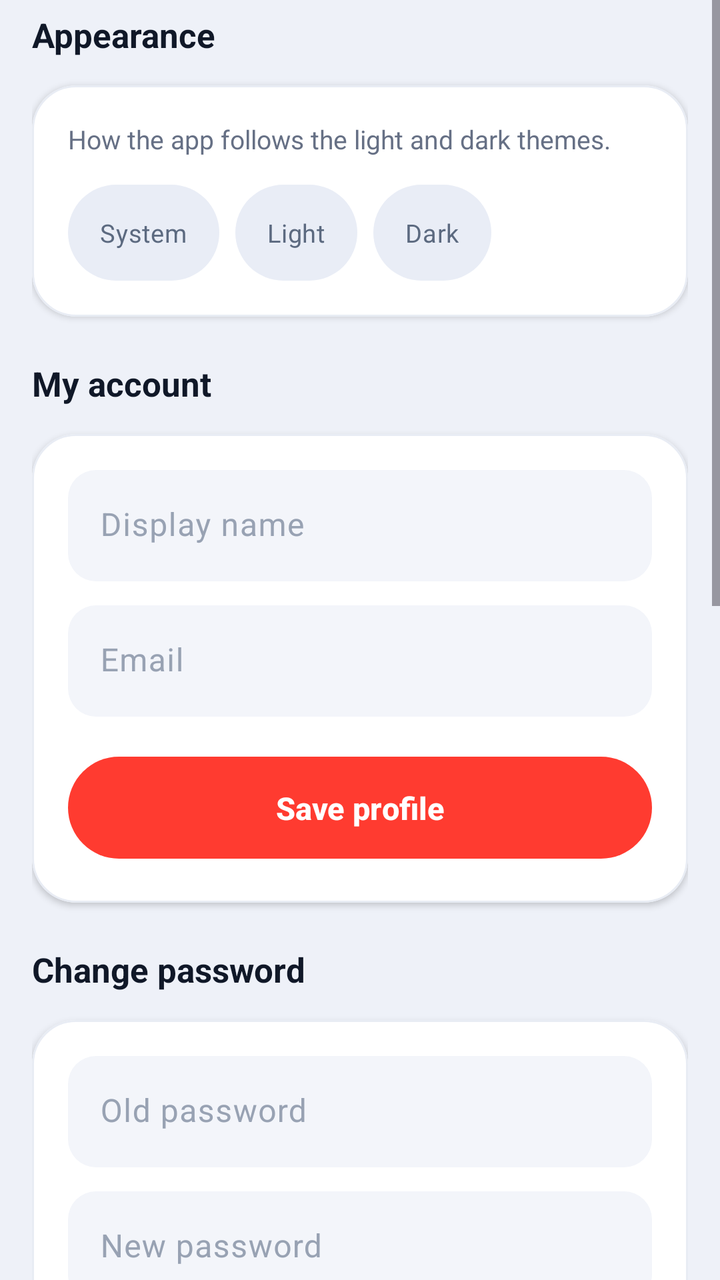
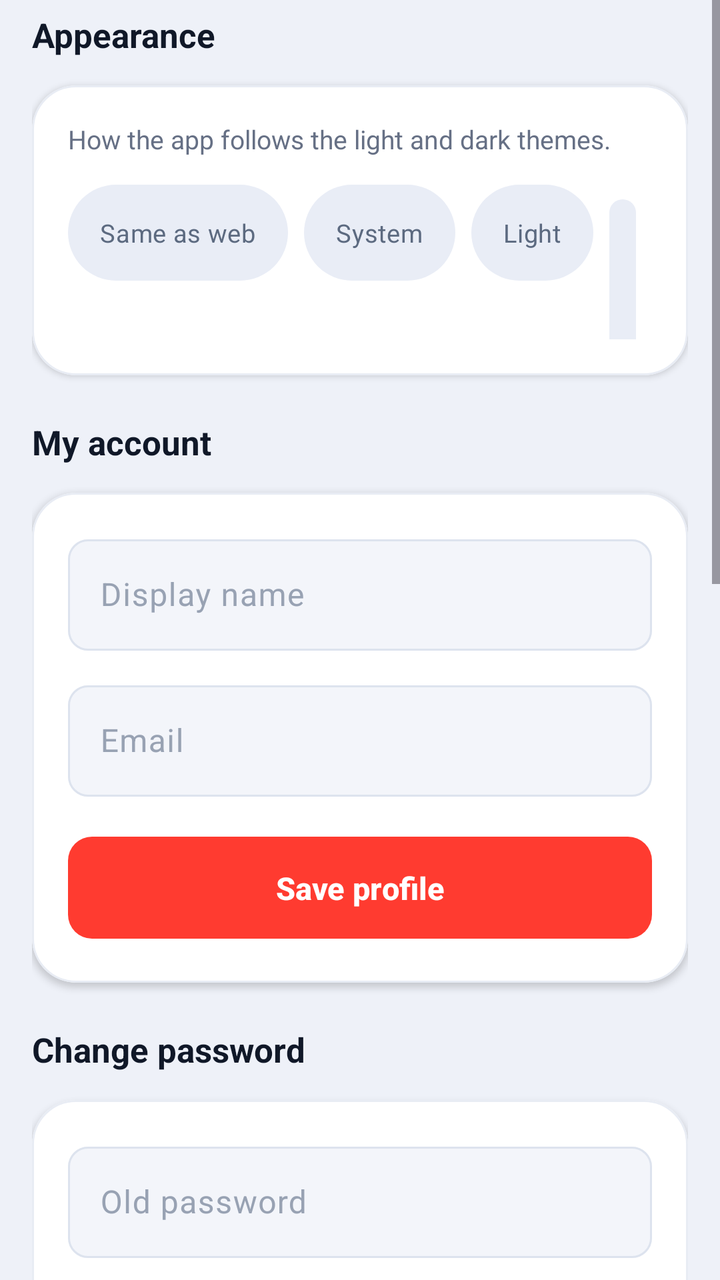

Screens rendered from an Android XML layout before and after an edit, with the pre-edit source and the edit as a unified diff.
<!-- AndroidManifest.xml: application theme Theme.ItGuyAssets -->
<!-- res/layout/fragment_settings.xml -->
<?xml version="1.0" encoding="utf-8"?>
<ScrollView xmlns:android="http://schemas.android.com/apk/res/android"
    xmlns:app="http://schemas.android.com/apk/res-auto"
    android:layout_width="match_parent"
    android:layout_height="match_parent"
    android:background="@color/page"
    android:clipToPadding="false">

    <LinearLayout
        android:layout_width="match_parent"
        android:layout_height="wrap_content"
        android:orientation="vertical"
        android:paddingStart="16dp"
        android:paddingEnd="16dp"
        android:paddingTop="6dp"
        android:paddingBottom="28dp">

        
        <TextView style="@style/TitleM" android:text="Appearance" />

        <com.google.android.material.card.MaterialCardView style="@style/Card">
            <LinearLayout
                android:layout_width="match_parent"
                android:layout_height="wrap_content"
                android:orientation="vertical"
                android:padding="18dp">

                <TextView
                    style="@style/BodySoft"
                    android:layout_width="match_parent"
                    android:text="How the app follows the light and dark themes." />

                <RadioGroup
                    android:id="@+id/themeGroup"
                    android:layout_width="wrap_content"
                    android:layout_height="wrap_content"
                    android:layout_marginTop="14dp"
                    android:orientation="horizontal">

                    <RadioButton
                        android:id="@+id/themeSystem"
                        style="@style/Pill"
                        android:button="@null"
                        android:text="System" />

                    <RadioButton
                        android:id="@+id/themeLight"
                        style="@style/Pill"
                        android:button="@null"
                        android:text="Light" />

                    <RadioButton
                        android:id="@+id/themeDark"
                        style="@style/Pill"
                        android:button="@null"
                        android:text="Dark" />
                </RadioGroup>
            </LinearLayout>
        </com.google.android.material.card.MaterialCardView>

        
        <TextView style="@style/TitleM" android:layout_marginTop="22dp" android:text="My account" />

        <com.google.android.material.card.MaterialCardView style="@style/Card">
            <LinearLayout
                android:layout_width="match_parent"
                android:layout_height="wrap_content"
                android:orientation="vertical"
                android:padding="18dp">

                <com.google.android.material.textfield.TextInputLayout
                    style="@style/Field"
                    android:layout_width="match_parent"
                    android:layout_height="wrap_content"
                    android:hint="Display name">
                    <com.google.android.material.textfield.TextInputEditText
                        android:id="@+id/displayInput"
                        android:layout_width="match_parent"
                        android:layout_height="wrap_content"
                        android:textColor="@color/text_strong" />
                </com.google.android.material.textfield.TextInputLayout>

                <com.google.android.material.textfield.TextInputLayout
                    style="@style/Field"
                    android:layout_width="match_parent"
                    android:layout_height="wrap_content"
                    android:layout_marginTop="12dp"
                    android:hint="Email">
                    <com.google.android.material.textfield.TextInputEditText
                        android:id="@+id/emailInput"
                        android:layout_width="match_parent"
                        android:layout_height="wrap_content"
                        android:inputType="textEmailAddress"
                        android:textColor="@color/text_strong" />
                </com.google.android.material.textfield.TextInputLayout>

                <com.google.android.material.button.MaterialButton
                    android:id="@+id/saveProfileBtn"
                    style="@style/ButtonPill"
                    android:layout_width="match_parent"
                    android:layout_height="wrap_content"
                    android:layout_marginTop="16dp"
                    android:text="Save profile" />
            </LinearLayout>
        </com.google.android.material.card.MaterialCardView>

        
        <TextView style="@style/TitleM" android:layout_marginTop="22dp" android:text="Change password" />

        <com.google.android.material.card.MaterialCardView style="@style/Card">
            <LinearLayout
                android:layout_width="match_parent"
                android:layout_height="wrap_content"
                android:orientation="vertical"
                android:padding="18dp">

                <com.google.android.material.textfield.TextInputLayout
                    style="@style/Field"
                    android:layout_width="match_parent"
                    android:layout_height="wrap_content"
                    android:hint="Old password">
                    <com.google.android.material.textfield.TextInputEditText
                        android:id="@+id/oldPassInput"
                        android:layout_width="match_parent"
                        android:layout_height="wrap_content"
                        android:inputType="textPassword"
                        android:textColor="@color/text_strong" />
                </com.google.android.material.textfield.TextInputLayout>

                <com.google.android.material.textfield.TextInputLayout
                    style="@style/Field"
                    android:layout_width="match_parent"
                    android:layout_height="wrap_content"
                    android:layout_marginTop="12dp"
                    android:hint="New password">
                    <com.google.android.material.textfield.TextInputEditText
                        android:id="@+id/newPassInput"
                        android:layout_width="match_parent"
                        android:layout_height="wrap_content"
                        android:inputType="textPassword"
                        android:textColor="@color/text_strong" />
                </com.google.android.material.textfield.TextInputLayout>

                <com.google.android.material.button.MaterialButton
                    android:id="@+id/changePassBtn"
                    style="@style/ButtonPillQuiet"
                    android:layout_width="match_parent"
                    android:layout_height="wrap_content"
                    android:layout_marginTop="16dp"
                    android:text="Update password" />
            </LinearLayout>
        </com.google.android.material.card.MaterialCardView>

        <TextView
            android:id="@+id/settingsMsg"
            android:layout_width="match_parent"
            android:layout_height="wrap_content"
            android:layout_marginTop="12dp"
            android:background="@drawable/card_soft"
            android:padding="12dp"
            android:textColor="@color/accent"
            android:textSize="13sp"
            android:visibility="gone" />

        
        <TextView style="@style/TitleM" android:layout_marginTop="22dp" android:text="Offline &amp; sync" />

        <com.google.android.material.card.MaterialCardView style="@style/Card">
            <LinearLayout
                android:layout_width="match_parent"
                android:layout_height="wrap_content"
                android:orientation="vertical"
                android:padding="18dp">

                <TextView
                    android:id="@+id/syncStatus"
                    android:layout_width="match_parent"
                    android:layout_height="wrap_content"
                    android:text="All changes synced"
                    android:textColor="@color/text_soft"
                    android:textSize="13sp" />

                <LinearLayout
                    android:layout_width="match_parent"
                    android:layout_height="wrap_content"
                    android:layout_marginTop="14dp"
                    android:orientation="horizontal">

                    <com.google.android.material.button.MaterialButton
                        android:id="@+id/syncNowBtn"
                        style="@style/ButtonPill"
                        android:layout_width="0dp"
                        android:layout_weight="1"
                        android:layout_height="wrap_content"
                        android:text="Sync now" />

                    <com.google.android.material.button.MaterialButton
                        android:id="@+id/exportXmlBtn"
                        style="@style/ButtonPillQuiet"
                        android:layout_width="0dp"
                        android:layout_weight="1"
                        android:layout_height="wrap_content"
                        android:layout_marginStart="10dp"
                        android:text="Export XML" />
                </LinearLayout>
            </LinearLayout>
        </com.google.android.material.card.MaterialCardView>

        
        <TextView style="@style/TitleM" android:layout_marginTop="22dp" android:text="App updates" />

        <com.google.android.material.card.MaterialCardView style="@style/Card">
            <LinearLayout
                android:layout_width="match_parent"
                android:layout_height="wrap_content"
                android:orientation="vertical"
                android:padding="18dp">

                <TextView
                    android:id="@+id/versionText"
                    android:layout_width="match_parent"
                    android:layout_height="wrap_content"
                    android:text="Version"
                    android:textColor="@color/text_soft"
                    android:textSize="13sp" />

                
                <TextView
                    android:id="@+id/updateStatus"
                    android:layout_width="match_parent"
                    android:layout_height="wrap_content"
                    android:layout_marginTop="12dp"
                    android:background="@drawable/card_soft"
                    android:padding="12dp"
                    android:textColor="@color/accent"
                    android:textSize="13sp"
                    android:visibility="gone" />

                <com.google.android.material.button.MaterialButton
                    android:id="@+id/checkUpdateBtn"
                    style="@style/ButtonPill"
                    android:layout_width="match_parent"
                    android:layout_height="wrap_content"
                    android:layout_marginTop="14dp"
                    android:text="Check for updates" />
            </LinearLayout>
        </com.google.android.material.card.MaterialCardView>

        
        <TextView style="@style/TitleM" android:layout_marginTop="22dp" android:text="Server" />

        <com.google.android.material.card.MaterialCardView style="@style/Card">
            <LinearLayout
                android:layout_width="match_parent"
                android:layout_height="wrap_content"
                android:orientation="vertical"
                android:padding="18dp">

                <TextView
                    android:id="@+id/serverText"
                    android:layout_width="match_parent"
                    android:layout_height="wrap_content"
                    android:textColor="@color/text_soft"
                    android:textSize="13sp" />

                <com.google.android.material.button.MaterialButton
                    android:id="@+id/changeServerBtn"
                    style="@style/ButtonPillQuiet"
                    android:layout_width="match_parent"
                    android:layout_height="wrap_content"
                    android:layout_marginTop="14dp"
                    android:text="Change server / sign out" />
            </LinearLayout>
        </com.google.android.material.card.MaterialCardView>

        <TextView
            style="@style/Caption"
            android:layout_width="match_parent"
            android:layout_marginTop="26dp"
            android:gravity="center"
            android:text="IT-Vault — self-hosted · offline sync" />
    </LinearLayout>
</ScrollView>
<!-- resources referenced by this layout -->
<resources>
  <color name="accent">#FF3B30</color>
  <color name="page">#EEF1F8</color>
  <color name="text_soft">#667085</color>
  <color name="text_strong">#101828</color>
  <style name="ButtonPill" parent="Widget.Material3.Button">
          <item name="cornerRadius">28dp</item>
          <item name="android:minHeight">54dp</item>
          <item name="android:paddingTop">15dp</item>
          <item name="android:paddingBottom">15dp</item>
          <item name="android:textAllCaps">false</item>
          <item name="android:textSize">15.5sp</item>
          <item name="android:textStyle">bold</item>
          <item name="android:letterSpacing">0</item>
      </style>
  <style name="ButtonPillQuiet" parent="Widget.Material3.Button.TonalButton">
          <item name="cornerRadius">28dp</item>
          <item name="android:minHeight">50dp</item>
          <item name="android:textAllCaps">false</item>
          <item name="android:textSize">14.5sp</item>
      </style>
  <style name="Field" parent="Widget.Material3.TextInputLayout.FilledBox">
          <item name="boxBackgroundColor">@color/field_fill</item>
          <item name="boxStrokeColor">@color/accent</item>
          <item name="boxStrokeWidth">0dp</item>
          <item name="boxStrokeWidthFocused">2dp</item>
          <item name="boxCornerRadiusTopStart">14dp</item>
          <item name="boxCornerRadiusTopEnd">14dp</item>
          <item name="boxCornerRadiusBottomStart">14dp</item>
          <item name="boxCornerRadiusBottomEnd">14dp</item>
          <item name="hintTextColor">@color/text_soft</item>
          <item name="android:textColorHint">@color/text_faint</item>
      </style>
  <style name="Theme.ItGuyAssets" parent="Base.Theme.ItGuyAssets">
          <item name="android:windowLightStatusBar">true</item>
      </style>
  <color name="card">#FFFFFF</color>
  <color name="card_line">#E8ECF4</color>
  <color name="text_faint">#98A2B3</color>
  <color name="field_fill">#F3F5FA</color>
  <!-- drawable pill_idle (drawable) -->
  <?xml version="1.0" encoding="utf-8"?>
  <shape xmlns:android="http://schemas.android.com/apk/res/android" android:shape="rectangle">
      <solid android:color="@color/chip_idle" />
      <corners android:radius="100dp" />
  </shape>
  <color name="chip_idle_text">#5C6A80</color>
  <color name="chip_idle">#E9EDF6</color>
  <color name="on_accent">#FFFFFF</color>
  <color name="accent_container">#FFE3E0</color>
  <color name="bg">#F5F7FB</color>
  <color name="surface">#FFFFFF</color>
  <color name="surface_variant">#EDF0F6</color>
  <color name="text">#141B26</color>
  <color name="muted">#5C6A80</color>
  <color name="outline">#DCE1EA</color>
  <style name="Button.IT" parent="Widget.Material3.Button">
          <item name="cornerRadius">16dp</item>
          <item name="android:paddingTop">15dp</item>
          <item name="android:paddingBottom">15dp</item>
          <item name="android:textAllCaps">false</item>
          <item name="android:textSize">15sp</item>
          <item name="android:letterSpacing">0.01</item>
      </style>
  <style name="FabPrimary" parent="Widget.Material3.FloatingActionButton.Primary">
          <item name="backgroundTint">@color/accent</item>
          <item name="tint">@color/on_accent</item>
      </style>
  <style name="DialogBody" parent="MaterialAlertDialog.Material3">
          <item name="backgroundTint">@color/card</item>
          <item name="shapeAppearanceOverlay">@style/DialogShape</item>
      </style>
  <style name="DialogTitle" parent="MaterialAlertDialog.Material3.Title.Text">
          <item name="android:textColor">@color/text_strong</item>
          <item name="android:textSize">19sp</item>
          <item name="android:textStyle">bold</item>
      </style>
  <style name="DialogShape">
          <item name="cornerFamily">rounded</item>
          <item name="cornerSize">26dp</item>
      </style>
  <!-- unchanged entries left out for length: 9 -->
</resources>

<!-- the commit's change to res/layout/fragment_settings.xml (unified diff, before → after) -->
@@ -36,6 +36,12 @@
                     android:layout_height="wrap_content"
                     android:layout_marginTop="14dp"
                     android:orientation="horizontal">
+
+                    <RadioButton
+                        android:id="@+id/themeServer"
+                        style="@style/Pill"
+                        android:button="@null"
+                        android:text="Same as web" />
 
                     <RadioButton
                         android:id="@+id/themeSystem"
<!-- resource entries referenced after the edit -->
@@ -5,7 +5,7 @@
   <color name="text_soft">#667085</color>
   <color name="text_strong">#101828</color>
   <style name="ButtonPill" parent="Widget.Material3.Button">
-          <item name="cornerRadius">28dp</item>
+          <item name="cornerRadius">12dp</item>
           <item name="android:minHeight">54dp</item>
           <item name="android:paddingTop">15dp</item>
           <item name="android:paddingBottom">15dp</item>
@@ -15,20 +15,21 @@
           <item name="android:letterSpacing">0</item>
       </style>
   <style name="ButtonPillQuiet" parent="Widget.Material3.Button.TonalButton">
-          <item name="cornerRadius">28dp</item>
+          <item name="cornerRadius">12dp</item>
           <item name="android:minHeight">50dp</item>
           <item name="android:textAllCaps">false</item>
           <item name="android:textSize">14.5sp</item>
       </style>
-  <style name="Field" parent="Widget.Material3.TextInputLayout.FilledBox">
+  <style name="Field" parent="Widget.Material3.TextInputLayout.OutlinedBox">
+          <item name="boxBackgroundMode">outline</item>
           <item name="boxBackgroundColor">@color/field_fill</item>
-          <item name="boxStrokeColor">@color/accent</item>
-          <item name="boxStrokeWidth">0dp</item>
+          <item name="boxStrokeColor">@color/field_stroke</item>
+          <item name="boxStrokeWidth">1dp</item>
           <item name="boxStrokeWidthFocused">2dp</item>
-          <item name="boxCornerRadiusTopStart">14dp</item>
-          <item name="boxCornerRadiusTopEnd">14dp</item>
-          <item name="boxCornerRadiusBottomStart">14dp</item>
-          <item name="boxCornerRadiusBottomEnd">14dp</item>
+          <item name="boxCornerRadiusTopStart">10dp</item>
+          <item name="boxCornerRadiusTopEnd">10dp</item>
+          <item name="boxCornerRadiusBottomStart">10dp</item>
+          <item name="boxCornerRadiusBottomEnd">10dp</item>
           <item name="hintTextColor">@color/text_soft</item>
           <item name="android:textColorHint">@color/text_faint</item>
       </style>
@@ -56,7 +57,7 @@
   <color name="muted">#5C6A80</color>
   <color name="outline">#DCE1EA</color>
   <style name="Button.IT" parent="Widget.Material3.Button">
-          <item name="cornerRadius">16dp</item>
+          <item name="cornerRadius">12dp</item>
           <item name="android:paddingTop">15dp</item>
           <item name="android:paddingBottom">15dp</item>
           <item name="android:textAllCaps">false</item>
